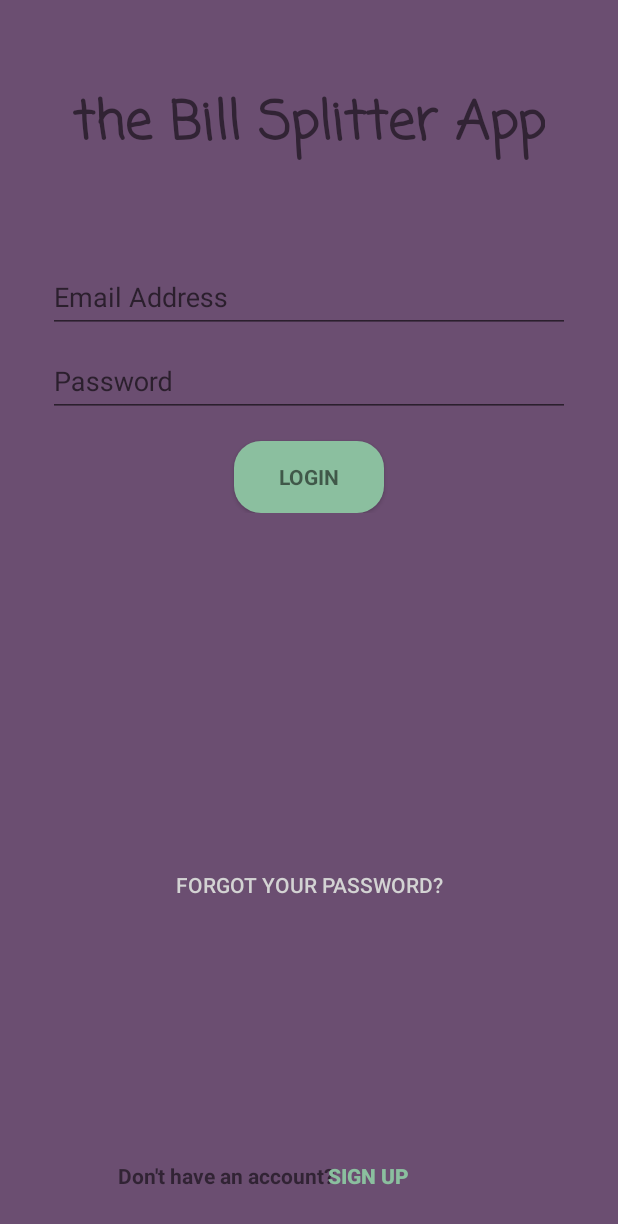
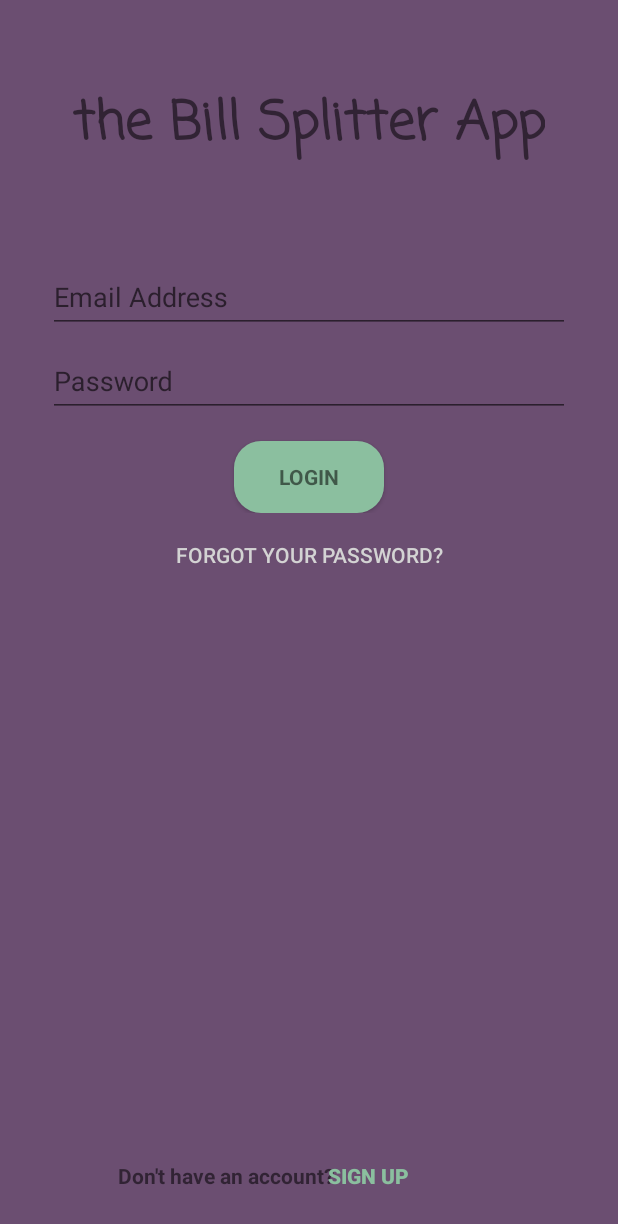
Before and after one commit to Lena900925/myFirstAndroidApp, an Android app: the screen it shows after launch (MainActivity), on a phone screen of 412 x 824 dp. Shown: the top 1224 px of the screen. Run offline under Robolectric (Android 15) with nearby library versions, the phone set to English and light mode, and no system bars; our stand-ins replace Firebase (no records; nobody signed in at launch, a user with empty details on screens opened directly).

Commit message:
Fixed a little bug, when editing input of email and pwd at login, 'forgot your pwd' button came at the top of the screen

```diff
--- a/app/src/main/res/layout/activity_first.xml
+++ b/app/src/main/res/layout/activity_first.xml
@@ -66,12 +66,10 @@
         android:id="@+id/forgotPW"
         android:layout_width="wrap_content"
         android:layout_height="wrap_content"
-        android:layout_above="@+id/textView2"
-        android:layout_centerHorizontal="true"
-        android:layout_marginBottom="160dp"
         android:textColor="#d3d3d3"
         android:text="@string/forgotPassword"
         android:background="@android:color/transparent"
-        />
+        android:layout_centerHorizontal="true"
+        android:layout_marginTop="330dp" />
 
 </RelativeLayout>
```
